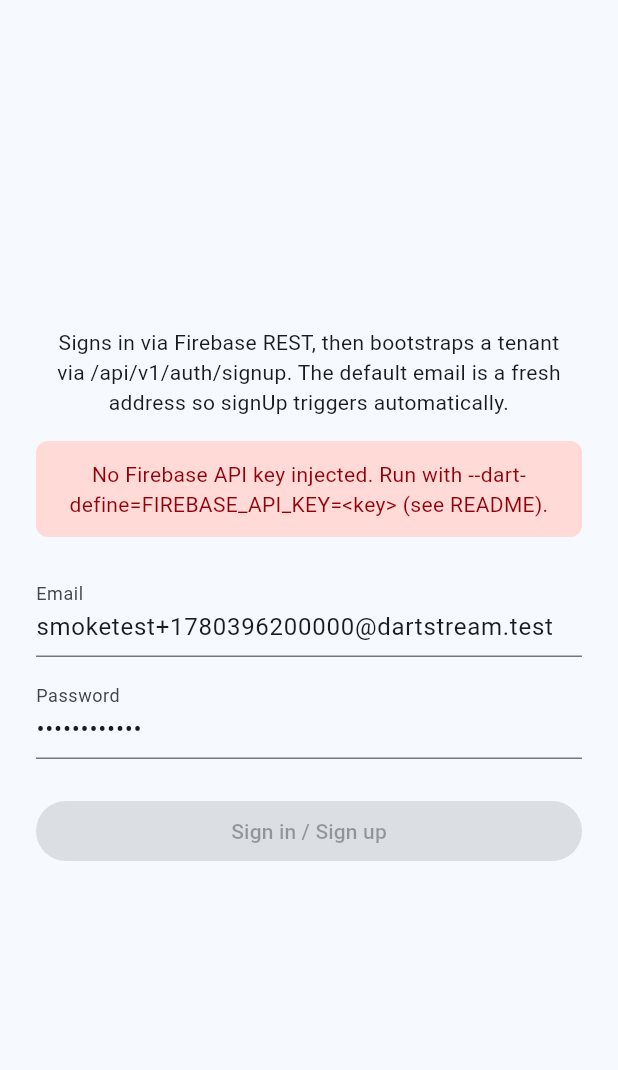
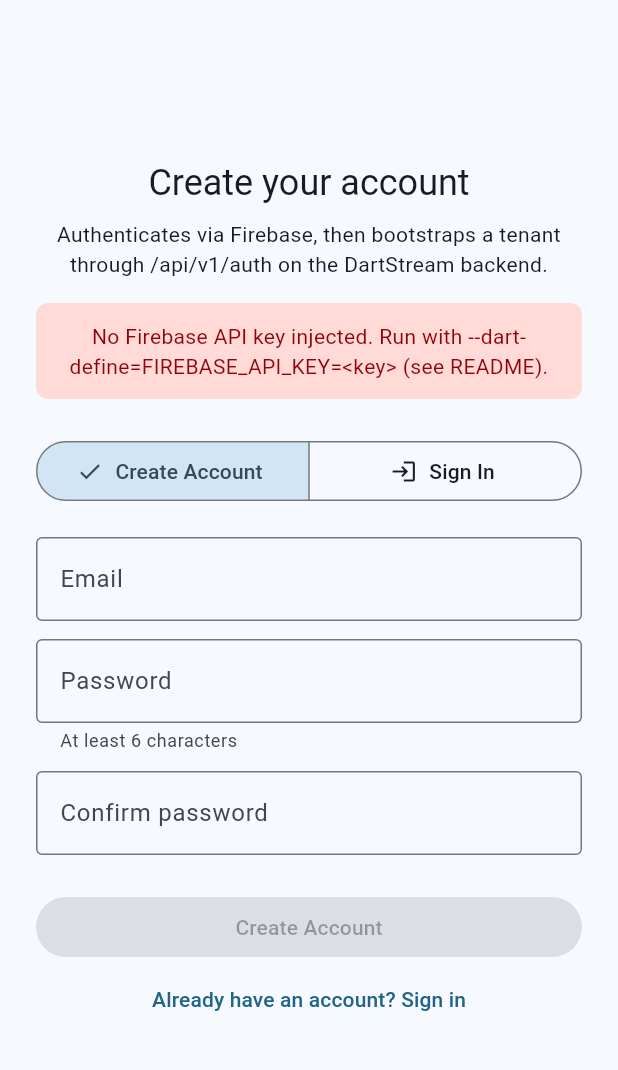
Before and after one commit to brian-chebon/dartstream-sample-app, a Flutter app: the screen it shows after launch, on a phone screen of 412 x 824 dp, the part 63-1133 px from its top. Run offline on Flutter 3.47's test engine with Material 3 defaults, Android fonts, the light colour scheme and no system bars; missing offline and left inert: flame.

Commit message:
feat(auth): real create-account and sign-in flow
Replace the throwaway combined "Sign in / Sign up" button (which used a
prefilled smoketest+<ts> email) with an explicit Create Account / Sign In
toggle taking real user credentials, with client-side validation and friendly
Firebase error messages.

- firebase_auth: split signInOrSignUp into explicit signUp/signIn with mapped,
  user-facing error copy (EMAIL_EXISTS, weak password, bad credentials, ...).
- session: separate signUp/signIn entry points sharing one onboarding path;
  backend /auth/signup is idempotent for returning users (verified vs prod).
- login_screen: SegmentedButton mode toggle, email + password (+ confirm on
  sign-up), inline validation, and the no-API-key guard banner.

```diff
--- a/flutter_client/lib/api/firebase_auth.dart
+++ b/flutter_client/lib/api/firebase_auth.dart
@@ -23,51 +23,57 @@
   static const _signUp =
       'https://identitytoolkit.googleapis.com/v1/accounts:signUp';
 
-  /// Tries password sign-in; on `EMAIL_NOT_FOUND` or
-  /// `INVALID_LOGIN_CREDENTIALS`, falls through to sign-up.
-  static Future<FirebaseAuthResult> signInOrSignUp(
+  /// Creates a new Firebase account. Throws a friendly message if the email is
+  /// already registered or the password is too weak.
+  static Future<FirebaseAuthResult> signUp(String email, String password) =>
+      _authenticate(_signUp, email, password);
+
+  /// Signs in an existing Firebase account. Throws a friendly message on bad
+  /// credentials.
+  static Future<FirebaseAuthResult> signIn(String email, String password) =>
+      _authenticate(_signIn, email, password);
+
+  static Future<FirebaseAuthResult> _authenticate(
+    String endpoint,
     String email,
     String password,
   ) async {
-    final body = jsonEncode({
-      'email': email,
-      'password': password,
-      'returnSecureToken': true,
-    });
-    const headers = {'content-type': 'application/json'};
-
-    final signIn = await http.post(
-      Uri.parse('$_signIn?key=${AppConfig.firebaseApiKey}'),
-      headers: headers,
-      body: body,
+    final resp = await http.post(
+      Uri.parse('$endpoint?key=${AppConfig.firebaseApiKey}'),
+      headers: const {'content-type': 'application/json'},
+      body: jsonEncode({
+        'email': email,
+        'password': password,
+        'returnSecureToken': true,
+      }),
     );
-    if (signIn.statusCode == 200) {
-      final token = (jsonDecode(signIn.body) as Map)['idToken'] as String?;
+    if (resp.statusCode == 200) {
+      final token = (jsonDecode(resp.body) as Map)['idToken'] as String?;
       if (token != null) return FirebaseAuthResult(idToken: token, email: email);
     }
+    throw FirebaseAuthException(_friendly(resp.statusCode, _err(resp.body)));
+  }
 
-    final signInError = _err(signIn.body);
-    final signInUnrecoverable = signIn.statusCode != 400 ||
-        !(signInError.contains('EMAIL_NOT_FOUND') ||
-            signInError.contains('INVALID_LOGIN_CREDENTIALS'));
-    if (signInUnrecoverable) {
-      throw FirebaseAuthException(
-        'sign-in failed (${signIn.statusCode}): $signInError',
-      );
+  /// Maps Firebase Identity Toolkit error codes to user-facing copy.
+  static String _friendly(int status, String code) {
+    if (code.contains('EMAIL_EXISTS')) {
+      return 'An account with that email already exists — switch to Sign In.';
     }
-
-    final signUp = await http.post(
-      Uri.parse('$_signUp?key=${AppConfig.firebaseApiKey}'),
-      headers: headers,
-      body: body,
-    );
-    if (signUp.statusCode == 200) {
-      final token = (jsonDecode(signUp.body) as Map)['idToken'] as String?;
-      if (token != null) return FirebaseAuthResult(idToken: token, email: email);
+    if (code.contains('EMAIL_NOT_FOUND') ||
+        code.contains('INVALID_LOGIN_CREDENTIALS') ||
+        code.contains('INVALID_PASSWORD')) {
+      return 'Invalid email or password.';
     }
-    throw FirebaseAuthException(
-      'sign-up failed (${signUp.statusCode}): ${_err(signUp.body)}',
-    );
+    if (code.contains('WEAK_PASSWORD')) {
+      return 'Password is too weak — use at least 6 characters.';
+    }
+    if (code.contains('INVALID_EMAIL')) {
+      return 'That email address is not valid.';
+    }
+    if (code.contains('TOO_MANY_ATTEMPTS')) {
+      return 'Too many attempts — please wait a moment and try again.';
+    }
+    return 'Authentication failed ($status): $code';
   }
 
   static String _err(String body) {
--- a/flutter_client/lib/screens/login_screen.dart
+++ b/flutter_client/lib/screens/login_screen.dart
@@ -2,6 +2,8 @@
 
 import '../config.dart';
 import '../state/session.dart';
+
+enum AuthMode { signUp, signIn }
 
 class LoginScreen extends StatefulWidget {
   const LoginScreen({super.key, required this.session});
@@ -12,28 +14,69 @@
 }
 
 class _LoginScreenState extends State<LoginScreen> {
-  late final TextEditingController _email = TextEditingController(
-    text: 'smoketest+${DateTime.now().millisecondsSinceEpoch}@dartstream.test',
-  );
-  // Demo default — each run auto-signs-up a fresh smoketest+<ts> user, so any
-  // strong password works; this is not a real credential.
-  late final TextEditingController _password =
-      TextEditingController(text: 'DemoPass123!');
+  final _email = TextEditingController();
+  final _password = TextEditingController();
+  final _confirm = TextEditingController();
+
+  AuthMode _mode = AuthMode.signUp;
+  String? _localError;
 
   @override
   void dispose() {
     _email.dispose();
     _password.dispose();
+    _confirm.dispose();
     super.dispose();
+  }
+
+  bool get _isSignUp => _mode == AuthMode.signUp;
+
+  void _setMode(AuthMode mode) {
+    setState(() {
+      _mode = mode;
+      _localError = null;
+    });
+  }
+
+  String? _validate() {
+    final email = _email.text.trim();
+    if (email.isEmpty || !email.contains('@') || !email.contains('.')) {
+      return 'Enter a valid email address.';
+    }
+    if (_password.text.length < 6) {
+      return 'Password must be at least 6 characters.';
+    }
+    if (_isSignUp && _password.text != _confirm.text) {
+      return 'Passwords do not match.';
+    }
+    return null;
+  }
+
+  void _submit() {
+    final error = _validate();
+    if (error != null) {
+      setState(() => _localError = error);
+      return;
+    }
+    setState(() => _localError = null);
+    final email = _email.text.trim();
+    final password = _password.text;
+    if (_isSignUp) {
+      widget.session.signUp(email, password);
+    } else {
+      widget.session.signIn(email, password);
+    }
   }
 
   @override
   Widget build(BuildContext context) {
     final busy = widget.session.status == SessionStatus.signingIn;
     final hasKey = AppConfig.hasFirebaseApiKey;
+    final error = _localError ?? widget.session.errorMessage;
     return Scaffold(
       appBar: AppBar(title: const Text('DartStream E2E Client')),
       body: Center(
+        child: SingleChildScrollView(
           child: ConstrainedBox(
             constraints: const BoxConstraints(maxWidth: 420),
             child: Padding(
@@ -42,58 +85,114 @@
                 mainAxisSize: MainAxisSize.min,
                 crossAxisAlignment: CrossAxisAlignment.stretch,
                 children: [
+                  Text(
+                    _isSignUp ? 'Create your account' : 'Welcome back',
+                    style: Theme.of(context).textTheme.headlineSmall,
+                    textAlign: TextAlign.center,
+                  ),
+                  const SizedBox(height: 8),
                   const Text(
-                  'Signs in via Firebase REST, then bootstraps a tenant via '
-                  '/api/v1/auth/signup. The default email is a fresh address '
-                  'so signUp triggers automatically.',
+                    'Authenticates via Firebase, then bootstraps a tenant '
+                    'through /api/v1/auth on the DartStream backend.',
                     textAlign: TextAlign.center,
                   ),
                   if (!hasKey) ...[
                     const SizedBox(height: 16),
-                  Container(
-                    padding: const EdgeInsets.all(12),
-                    decoration: BoxDecoration(
+                    _Banner(
                       color: Theme.of(context).colorScheme.errorContainer,
-                      borderRadius: BorderRadius.circular(8),
-                    ),
-                    child: Text(
-                      'No Firebase API key injected. Run with '
+                      textColor: Theme.of(context).colorScheme.onErrorContainer,
+                      text: 'No Firebase API key injected. Run with '
                           '--dart-define=FIREBASE_API_KEY=<key> (see README).',
-                      style: TextStyle(
-                        color: Theme.of(context).colorScheme.onErrorContainer,
-                      ),
-                      textAlign: TextAlign.center,
-                    ),
                     ),
                   ],
                   const SizedBox(height: 24),
+                  SegmentedButton<AuthMode>(
+                    segments: const [
+                      ButtonSegment(
+                        value: AuthMode.signUp,
+                        label: Text('Create Account'),
+                        icon: Icon(Icons.person_add_alt),
+                      ),
+                      ButtonSegment(
+                        value: AuthMode.signIn,
+                        label: Text('Sign In'),
+                        icon: Icon(Icons.login),
+                      ),
+                    ],
+                    selected: {_mode},
+                    onSelectionChanged: busy
+                        ? null
+                        : (s) => _setMode(s.first),
+                  ),
+                  const SizedBox(height: 20),
                   TextField(
                     controller: _email,
-                  decoration: const InputDecoration(labelText: 'Email'),
+                    keyboardType: TextInputType.emailAddress,
+                    autofillHints: const [AutofillHints.email],
+                    decoration: const InputDecoration(
+                      labelText: 'Email',
+                      hintText: 'you@example.com',
+                      border: OutlineInputBorder(),
+                    ),
                     enabled: !busy,
                   ),
                   const SizedBox(height: 12),
                   TextField(
                     controller: _password,
-                  decoration: const InputDecoration(labelText: 'Password'),
+                    decoration: const InputDecoration(
+                      labelText: 'Password',
+                      helperText: 'At least 6 characters',
+                      border: OutlineInputBorder(),
+                    ),
                     obscureText: true,
                     enabled: !busy,
+                    onSubmitted: (_) => _isSignUp ? null : _submit(),
                   ),
+                  if (_isSignUp) ...[
+                    const SizedBox(height: 12),
+                    TextField(
+                      controller: _confirm,
+                      decoration: const InputDecoration(
+                        labelText: 'Confirm password',
+                        border: OutlineInputBorder(),
+                      ),
+                      obscureText: true,
+                      enabled: !busy,
+                      onSubmitted: (_) => _submit(),
+                    ),
+                  ],
                   const SizedBox(height: 24),
                   FilledButton(
-                  onPressed: busy || !hasKey
+                    onPressed: busy || !hasKey ? null : _submit,
+                    child: Padding(
+                      padding: const EdgeInsets.symmetric(vertical: 4),
+                      child: Text(
+                        busy
+                            ? 'Please wait…'
+                            : _isSignUp
+                                ? 'Create Account'
+                                : 'Sign In',
+                      ),
+                    ),
+                  ),
+                  TextButton(
+                    onPressed: busy
                         ? null
-                      : () => widget.session.signInOrSignUp(
-                            _email.text.trim(),
-                            _password.text,
+                        : () => _setMode(
+                              _isSignUp ? AuthMode.signIn : AuthMode.signUp,
                             ),
-                  child: Text(busy ? 'Signing in…' : 'Sign in / Sign up'),
+                    child: Text(
+                      _isSignUp
+                          ? 'Already have an account? Sign in'
+                          : "Don't have an account? Create one",
                     ),
-                if (widget.session.errorMessage != null) ...[
-                  const SizedBox(height: 16),
-                  Text(
-                    widget.session.errorMessage!,
-                    style: TextStyle(color: Theme.of(context).colorScheme.error),
+                  ),
+                  if (error != null) ...[
+                    const SizedBox(height: 8),
+                    _Banner(
+                      color: Theme.of(context).colorScheme.errorContainer,
+                      textColor: Theme.of(context).colorScheme.onErrorContainer,
+                      text: error,
                     ),
                   ],
                 ],
@@ -101,6 +200,36 @@
             ),
           ),
         ),
+      ),
     );
   }
 }
+
+class _Banner extends StatelessWidget {
+  const _Banner({
+    required this.color,
+    required this.textColor,
+    required this.text,
+  });
+
+  final Color color;
+  final Color textColor;
+  final String text;
+
+  @override
+  Widget build(BuildContext context) {
+    return Container(
+      width: double.infinity,
+      padding: const EdgeInsets.all(12),
+      decoration: BoxDecoration(
+        color: color,
+        borderRadius: BorderRadius.circular(8),
+      ),
+      child: Text(
+        text,
+        style: TextStyle(color: textColor),
+        textAlign: TextAlign.center,
+      ),
+    );
+  }
+}
--- a/flutter_client/lib/state/session.dart
+++ b/flutter_client/lib/state/session.dart
@@ -13,24 +13,44 @@
   String? errorMessage;
   DartstreamApi? api;
 
-  Future<void> signInOrSignUp(String email, String password) async {
+  /// Create a new account (Firebase sign-up), then onboard with the backend.
+  Future<void> signUp(String email, String password) =>
+      _authenticate(() => FirebaseAuthRest.signUp(email, password));
+
+  /// Sign in to an existing account, then sync the backend session.
+  Future<void> signIn(String email, String password) =>
+      _authenticate(() => FirebaseAuthRest.signIn(email, password));
+
+  Future<void> _authenticate(
+    Future<FirebaseAuthResult> Function() firebaseAuth,
+  ) async {
     status = SessionStatus.signingIn;
     errorMessage = null;
     notifyListeners();
     try {
-      final auth = await FirebaseAuthRest.signInOrSignUp(email, password);
+      final auth = await firebaseAuth();
       final api = DartstreamApi(idToken: auth.idToken);
+      // signup() is idempotent on the backend (returns the existing user for a
+      // returning login), with a /login fallback on 409, so it covers both the
+      // create-account and sign-in paths. Verified end-to-end against prod.
       final ids = await api.signup();
       this.api = api;
-      this.email = auth.email;
+      email = auth.email;
       userId = ids.userId;
       tenantId = ids.tenantId;
       status = SessionStatus.signedIn;
     } catch (e) {
       status = SessionStatus.error;
-      errorMessage = e.toString();
+      errorMessage = _readable(e);
     }
     notifyListeners();
+  }
+
+  String _readable(Object e) {
+    final s = e.toString();
+    return s.startsWith('FirebaseAuthException: ')
+        ? s.substring('FirebaseAuthException: '.length)
+        : s;
   }
 
   void signOut() {
```
Lines whose indentation alone changed are shown as unchanged.
